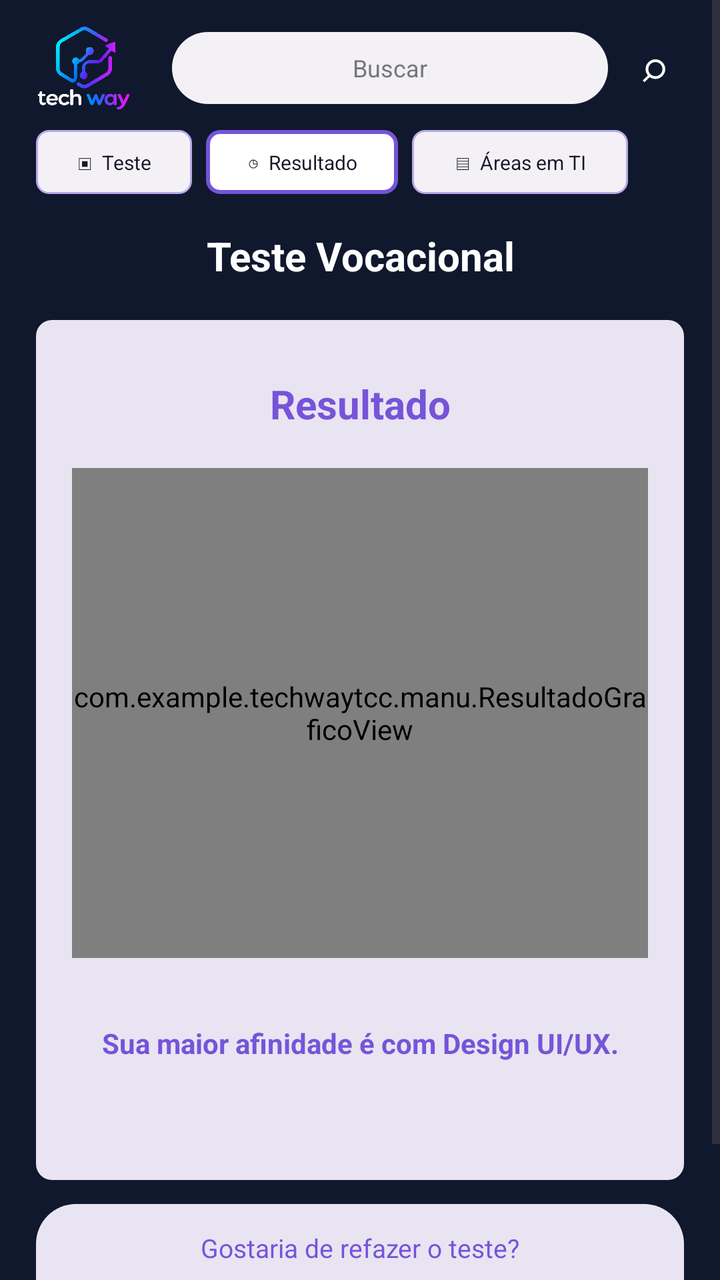
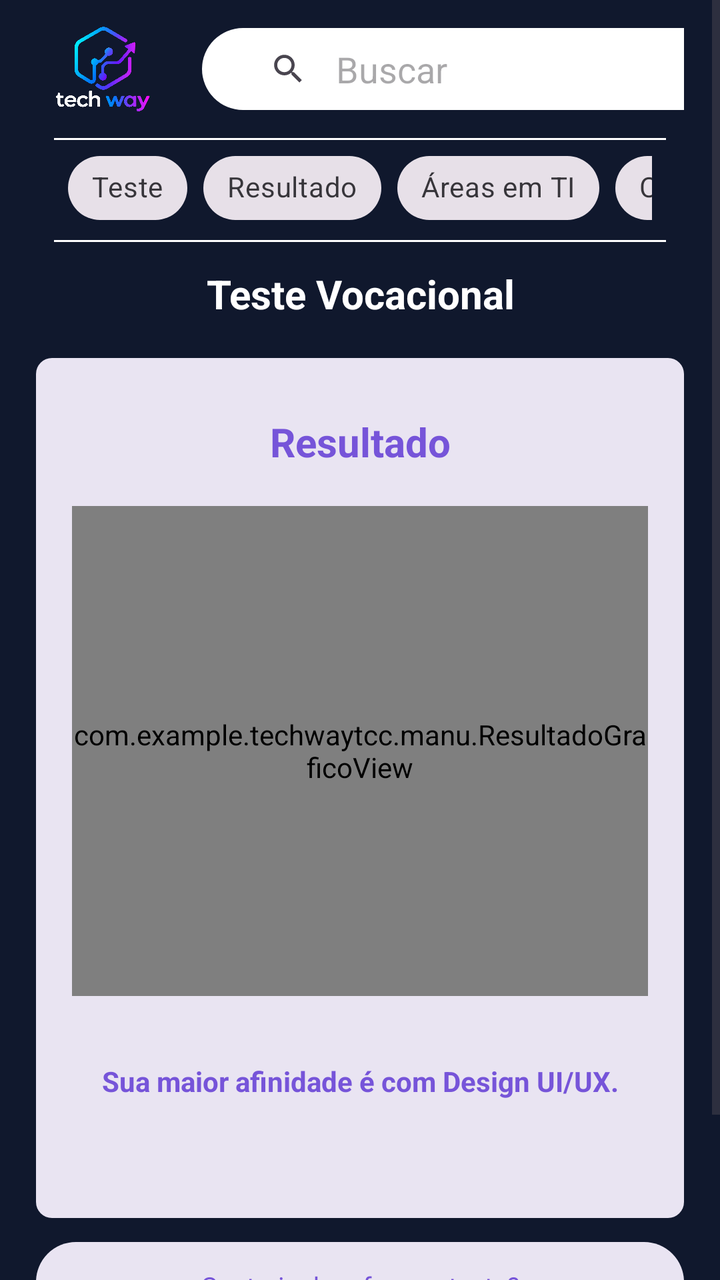

Screens rendered from an Android XML layout before and after an edit, with the pre-edit source and the edit as a unified diff.
<!-- AndroidManifest.xml: application theme Theme.TechWayTCC -->
<!-- res/layout/activity_resultado_teste.xml -->
<?xml version="1.0" encoding="utf-8"?>
<ScrollView
    xmlns:android="http://schemas.android.com/apk/res/android"
    android:layout_width="match_parent"
    android:layout_height="match_parent"
    android:background="#10182D"
    android:fillViewport="true">

    <LinearLayout
        android:layout_width="match_parent"
        android:layout_height="wrap_content"
        android:orientation="vertical"
        android:paddingStart="18dp"
        android:paddingEnd="18dp"
        android:paddingTop="12dp"
        android:paddingBottom="24dp">


        
        
        

        <LinearLayout
            android:layout_width="match_parent"
            android:layout_height="44dp"
            android:gravity="center_vertical"
            android:orientation="horizontal">

            <ImageView
                android:id="@+id/logo"
                android:layout_width="48dp"
                android:layout_height="48dp"
                android:layout_marginEnd="12dp"
                android:src="@drawable/logo"
                android:scaleType="fitCenter"
                android:contentDescription="@string/logo_description"/>

            <EditText
                android:layout_width="0dp"
                android:layout_height="36dp"
                android:layout_weight="1"
                android:layout_marginStart="8dp"
                android:layout_marginEnd="8dp"
                android:background="@drawable/bg_search"
                android:hint="Buscar"
                android:gravity="center"
                android:paddingStart="14dp"
                android:paddingEnd="14dp"
                android:singleLine="true"
                android:textSize="12sp"
                android:textColor="#333333"
                android:textColorHint="#777777"/>

            <TextView
                android:layout_width="30dp"
                android:layout_height="36dp"
                android:gravity="center"
                android:text="⌕"
                android:textColor="#FFFFFF"
                android:textSize="21sp"/>

        </LinearLayout>


        
        
        

        <LinearLayout
            android:layout_width="match_parent"
            android:layout_height="42dp"
            android:layout_marginTop="4dp"
            android:gravity="center_vertical"
            android:orientation="horizontal">

            <TextView
                android:id="@+id/menuTeste"
                android:layout_width="78dp"
                android:layout_height="32dp"
                android:layout_marginEnd="7dp"
                android:background="@drawable/bg_chip"
                android:gravity="center"
                android:text="▣  Teste"
                android:textColor="#17172A"
                android:textSize="10sp"/>

            <TextView
                android:id="@+id/menuResultado"
                android:layout_width="96dp"
                android:layout_height="32dp"
                android:layout_marginEnd="7dp"
                android:background="@drawable/bg_chip_selected"
                android:gravity="center"
                android:text="◷  Resultado"
                android:textColor="#17172A"
                android:textSize="10sp"/>

            <TextView
                android:id="@+id/menuAreas"
                android:layout_width="108dp"
                android:layout_height="32dp"
                android:background="@drawable/bg_chip"
                android:gravity="center"
                android:text="▤  Áreas em TI"
                android:textColor="#17172A"
                android:textSize="10sp"/>

        </LinearLayout>


        
        
        

        <TextView
            android:layout_width="match_parent"
            android:layout_height="52dp"
            android:gravity="center"
            android:text="Teste Vocacional"
            android:textColor="#FFFFFF"
            android:textStyle="bold"
            android:textSize="20sp"/>


        
        
        

        <LinearLayout
            android:layout_width="match_parent"
            android:layout_height="430dp"
            android:layout_marginTop="6dp"
            android:orientation="vertical"
            android:paddingStart="18dp"
            android:paddingEnd="18dp"
            android:paddingTop="18dp"
            android:paddingBottom="18dp"
            android:background="@drawable/bg_vocacional_card">


            

            <TextView
                android:id="@+id/txtResultado"
                android:layout_width="match_parent"
                android:layout_height="48dp"
                android:gravity="center"
                android:text="Resultado"
                android:textColor="#7654D9"
                android:textStyle="bold"
                android:textSize="20sp"/>


            

            <com.example.techwaytcc.manu.ResultadoGraficoView
                android:id="@+id/graficoResultado"
                android:layout_width="match_parent"
                android:layout_height="245dp"
                android:layout_marginTop="8dp"/>


            

            <TextView
                android:id="@+id/txtAreaPrincipal"
                android:layout_width="match_parent"
                android:layout_height="85dp"
                android:gravity="center"
                android:text="Sua maior afinidade é com Design UI/UX."
                android:textColor="#7654D9"
                android:textStyle="bold"
                android:textSize="14sp"
                android:paddingStart="10dp"
                android:paddingEnd="10dp"/>

        </LinearLayout>


        
        
        

        <LinearLayout
            android:id="@+id/btnRefazer"
            android:layout_width="match_parent"
            android:layout_height="90dp"
            android:layout_marginTop="12dp"
            android:gravity="center"
            android:orientation="vertical"
            android:background="@drawable/bg_result_button">

            <TextView
                android:layout_width="match_parent"
                android:layout_height="34dp"
                android:gravity="center"
                android:text="Gostaria de refazer o teste?"
                android:textColor="#7654D9"
                android:textSize="13sp"/>

            <TextView
                android:layout_width="match_parent"
                android:layout_height="46dp"
                android:gravity="center"
                android:text="↻"
                android:textColor="#7654D9"
                android:textSize="34sp"/>

        </LinearLayout>

    </LinearLayout>

</ScrollView>
<!-- resources referenced by this layout -->
<resources>
  <!-- drawable bg_chip (drawable) -->
  <?xml version="1.0" encoding="utf-8"?>
  <shape xmlns:android="http://schemas.android.com/apk/res/android">
  
      <solid android:color="#F4F1F6"/>
  
      <corners android:radius="6dp"/>
  
      <stroke
          android:width="1dp"
          android:color="#B9A9EA"/>
  
  </shape>
  <!-- drawable bg_chip_selected (drawable) -->
  <?xml version="1.0" encoding="utf-8"?>
  <shape xmlns:android="http://schemas.android.com/apk/res/android">
  
      <solid android:color="#FFFFFF"/>
  
      <corners android:radius="6dp"/>
  
      <stroke
          android:width="2dp"
          android:color="#7654D9"/>
  
  </shape>
  <!-- drawable bg_result_button (drawable) -->
  <?xml version="1.0" encoding="utf-8"?>
  <shape xmlns:android="http://schemas.android.com/apk/res/android">
  
      <solid android:color="#E9E4F2"/>
  
      <corners android:radius="20dp"/>
  
  </shape>
  <!-- drawable bg_search (drawable) -->
  <?xml version="1.0" encoding="utf-8"?>
  <shape xmlns:android="http://schemas.android.com/apk/res/android">
  
      <solid android:color="#F4F1F6"/>
  
      <corners android:radius="18dp"/>
  
  </shape>
  <!-- drawable bg_vocacional_card (drawable) -->
  <?xml version="1.0" encoding="utf-8"?>
  <shape xmlns:android="http://schemas.android.com/apk/res/android">
  
      <solid android:color="#E9E4F2"/>
  
      <corners android:radius="8dp"/>
  
  </shape>
  <!-- drawable logo: png bitmap (drawable, 471142 bytes) -->
  <string name="logo_description">logo</string>
  <style name="Theme.TechWayTCC" parent="Base.Theme.TechWayTCC" />
  <style name="Base.Theme.TechWayTCC" parent="Theme.Material3.DayNight.NoActionBar">
          
          
      </style>
</resources>

<!-- the commit's change to res/layout/activity_resultado_teste.xml (unified diff, before → after) -->
@@ -1,6 +1,7 @@
 <?xml version="1.0" encoding="utf-8"?>
 <ScrollView
     xmlns:android="http://schemas.android.com/apk/res/android"
+    xmlns:app="http://schemas.android.com/apk/res-auto"
     android:layout_width="match_parent"
     android:layout_height="match_parent"
     android:background="#10182D"
@@ -16,96 +17,111 @@
         android:paddingBottom="24dp">
 
 
-        
-        
-        
-
-        <LinearLayout
-            android:layout_width="match_parent"
-            android:layout_height="44dp"
+        <LinearLayout
+            android:layout_width="match_parent"
+            android:layout_height="wrap_content"
             android:gravity="center_vertical"
             android:orientation="horizontal">
 
-            <ImageView
-                android:id="@+id/logo"
-                android:layout_width="48dp"
-                android:layout_height="48dp"
-                android:layout_marginEnd="12dp"
-                android:src="@drawable/logo"
-                android:scaleType="fitCenter"
-                android:contentDescription="@string/logo_description"/>
-
-            <EditText
-                android:layout_width="0dp"
-                android:layout_height="36dp"
-                android:layout_weight="1"
-                android:layout_marginStart="8dp"
-                android:layout_marginEnd="8dp"
-                android:background="@drawable/bg_search"
-                android:hint="Buscar"
-                android:gravity="center"
-                android:paddingStart="14dp"
-                android:paddingEnd="14dp"
-                android:singleLine="true"
-                android:textSize="12sp"
-                android:textColor="#333333"
-                android:textColorHint="#777777"/>
-
-            <TextView
-                android:layout_width="30dp"
-                android:layout_height="36dp"
-                android:gravity="center"
-                android:text="⌕"
-                android:textColor="#FFFFFF"
-                android:textSize="21sp"/>
-
-        </LinearLayout>
-
-
-        
-        
-        
-
-        <LinearLayout
-            android:layout_width="match_parent"
-            android:layout_height="42dp"
-            android:layout_marginTop="4dp"
+            
+            <LinearLayout
+                android:layout_width="49dp"
+                android:layout_height="45dp"
+                android:padding="11dp"
+                android:orientation="horizontal"
+                android:layout_marginStart="9dp"
+                android:background="@drawable/logo">
+            </LinearLayout>
+
+            
+            <LinearLayout
+                android:id="@+id/conteiner_Barra2"
+                android:layout_width="match_parent"
+                android:layout_height="41dp"
+                android:layout_marginLeft="25dp"
+                android:orientation="horizontal">
+
+                <androidx.appcompat.widget.SearchView
+
+                    android:id="@+id/barra_pesquisa2"
+                    android:layout_width="280dp"
+                    android:layout_height="wrap_content"
+                    android:background="@drawable/barra_arredondada"
+                    android:gravity="center"
+                    android:padding="11dp"
+                    app:iconifiedByDefault="false"
+                    app:queryBackground="@null"
+                    app:queryHint="Buscar" />
+            </LinearLayout>
+
+        </LinearLayout>
+
+        <View
+            android:layout_width="match_parent"
+            android:layout_height="1dp"
+            android:layout_marginTop="12dp"
+            android:layout_marginStart="9dp"
+            android:layout_marginEnd="9dp"
+            android:background="#FFFFFF" />
+
+        <LinearLayout
+            android:layout_width="match_parent"
+            android:layout_height="wrap_content"
             android:gravity="center_vertical"
             android:orientation="horizontal">
 
-            <TextView
-                android:id="@+id/menuTeste"
-                android:layout_width="78dp"
-                android:layout_height="32dp"
-                android:layout_marginEnd="7dp"
-                android:background="@drawable/bg_chip"
-                android:gravity="center"
-                android:text="▣  Teste"
-                android:textColor="#17172A"
-                android:textSize="10sp"/>
-
-            <TextView
-                android:id="@+id/menuResultado"
-                android:layout_width="96dp"
-                android:layout_height="32dp"
-                android:layout_marginEnd="7dp"
-                android:background="@drawable/bg_chip_selected"
-                android:gravity="center"
-                android:text="◷  Resultado"
-                android:textColor="#17172A"
-                android:textSize="10sp"/>
-
-            <TextView
-                android:id="@+id/menuAreas"
-                android:layout_width="108dp"
-                android:layout_height="32dp"
-                android:background="@drawable/bg_chip"
-                android:gravity="center"
-                android:text="▤  Áreas em TI"
-                android:textColor="#17172A"
-                android:textSize="10sp"/>
-
-        </LinearLayout>
+            <HorizontalScrollView
+                android:layout_width="match_parent"
+                android:layout_height="wrap_content"
+                android:scrollbars="none"
+                android:paddingStart="16dp"
+                android:paddingEnd="16dp">
+
+                <com.google.android.material.chip.ChipGroup
+                    android:layout_width="wrap_content"
+                    android:layout_height="wrap_content"
+                    android:orientation="horizontal">
+
+                    <com.google.android.material.chip.Chip
+                        android:id="@+id/chipTeste"
+                        style="@style/Widget.MaterialComponents.Chip.Choice"
+                        android:layout_width="wrap_content"
+                        android:layout_height="wrap_content"
+                        android:text="Teste" />
+
+                    <com.google.android.material.chip.Chip
+                        android:id="@+id/chipResultado"
+                        style="@style/Widget.MaterialComponents.Chip.Choice"
+                        android:layout_width="wrap_content"
+                        android:layout_height="wrap_content"
+                        android:text="Resultado" />
+
+                    <com.google.android.material.chip.Chip
+                        android:id="@+id/chipAreas"
+                        style="@style/Widget.MaterialComponents.Chip.Choice"
+                        android:layout_width="wrap_content"
+                        android:layout_height="wrap_content"
+                        android:text="Áreas em TI" />
+
+                    <com.google.android.material.chip.Chip
+                        android:id="@+id/chipCursos"
+                        style="@style/Widget.MaterialComponents.Chip.Choice"
+                        android:layout_width="wrap_content"
+                        android:layout_height="wrap_content"
+                        android:text="Cursos" />
+
+                </com.google.android.material.chip.ChipGroup>
+            </HorizontalScrollView>
+
+        </LinearLayout>
+
+        <View
+            android:layout_width="match_parent"
+            android:layout_height="1dp"
+            android:layout_marginTop="2dp"
+            android:layout_marginStart="9dp"
+            android:layout_marginEnd="9dp"
+            android:background="#FFFFFF" />
 
 
         
<!-- resource entries referenced after the edit -->
@@ -1,29 +1,13 @@
 <!-- resources referenced by this layout -->
 <resources>
-  <!-- drawable bg_chip (drawable) -->
+  <!-- drawable barra_arredondada (drawable) -->
   <?xml version="1.0" encoding="utf-8"?>
-  <shape xmlns:android="http://schemas.android.com/apk/res/android">
+  <shape xmlns:android="http://schemas.android.com/apk/res/android"
+      android:shape="rectangle">
   
-      <solid android:color="#F4F1F6"/>
+      <solid android:color="@color/white"/>
+      <corners android:radius="22dp"/>
   
-      <corners android:radius="6dp"/>
-  
-      <stroke
-          android:width="1dp"
-          android:color="#B9A9EA"/>
-  
-  </shape>
-  <!-- drawable bg_chip_selected (drawable) -->
-  <?xml version="1.0" encoding="utf-8"?>
-  <shape xmlns:android="http://schemas.android.com/apk/res/android">
-  
-      <solid android:color="#FFFFFF"/>
-  
-      <corners android:radius="6dp"/>
-  
-      <stroke
-          android:width="2dp"
-          android:color="#7654D9"/>
   
   </shape>
   <!-- drawable bg_result_button (drawable) -->
@@ -33,15 +17,6 @@
       <solid android:color="#E9E4F2"/>
   
       <corners android:radius="20dp"/>
-  
-  </shape>
-  <!-- drawable bg_search (drawable) -->
-  <?xml version="1.0" encoding="utf-8"?>
-  <shape xmlns:android="http://schemas.android.com/apk/res/android">
-  
-      <solid android:color="#F4F1F6"/>
-  
-      <corners android:radius="18dp"/>
   
   </shape>
   <!-- drawable bg_vocacional_card (drawable) -->
@@ -54,8 +29,8 @@
   
   </shape>
   <!-- drawable logo: png bitmap (drawable, 471142 bytes) -->
-  <string name="logo_description">logo</string>
   <style name="Theme.TechWayTCC" parent="Base.Theme.TechWayTCC" />
+  <color name="white">#FFFFFFFF</color>
   <style name="Base.Theme.TechWayTCC" parent="Theme.Material3.DayNight.NoActionBar">
           
           
